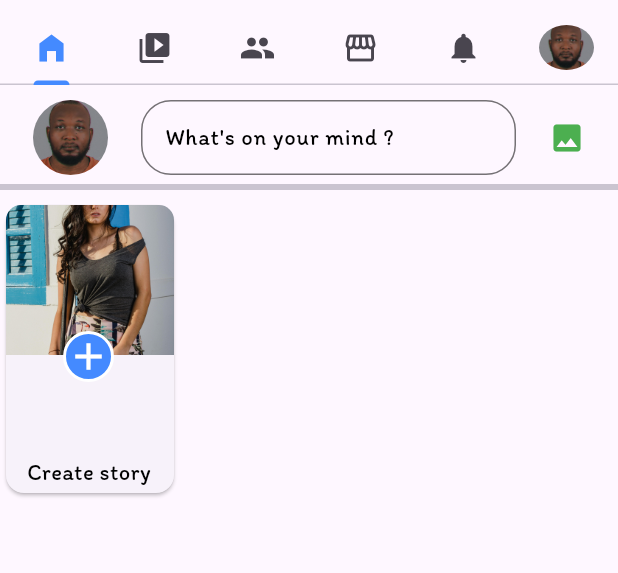
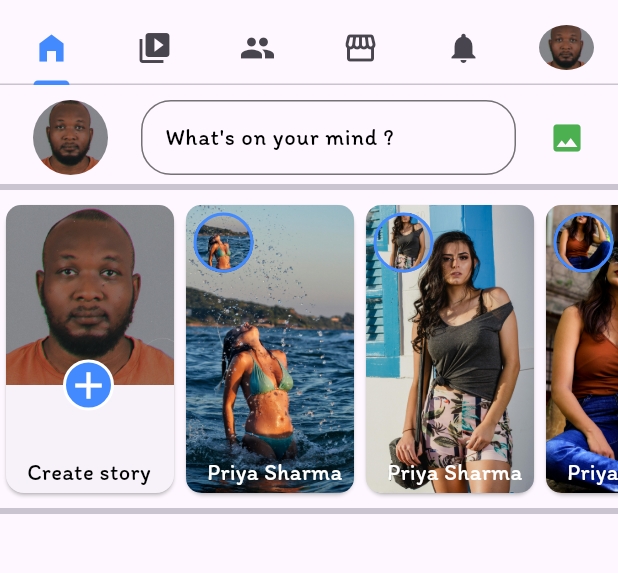
Before and after one commit to EtienneBel/facebook_clone_with_flutter, a Flutter app: the screen it shows after launch, on a phone screen of 412 x 824 dp, the part 71-644 px from its top. Run offline on Flutter 3.47's test engine with Material 3 defaults, Android fonts, the phone set to English and light mode, and no system bars.

Commit message:
Add OtherUserStoryCard widget and update HomeScreen layout

```diff
--- a/lib/Screen/Tabs/home_screen.dart
+++ b/lib/Screen/Tabs/home_screen.dart
@@ -1,3 +1,4 @@
+import 'package:facebook_clone/Widgets/other_user_story_card.dart';
 import 'package:facebook_clone/domain/custom_text_style.dart';
 import 'package:flutter/material.dart';
 
@@ -67,7 +68,7 @@ class _HomeScreenState extends State<HomeScreen> {
                   child: Stack(
                     children: [
                       Container(
-                        height: 100,
+                        height: 120,
                         width: 120,
                         decoration: const BoxDecoration(
                           borderRadius: BorderRadius.only(
@@ -75,14 +76,14 @@ class _HomeScreenState extends State<HomeScreen> {
                             topRight: Radius.circular(10),
                           ),
                           image: DecorationImage(
-                            image: AssetImage(
-                                "assets/Images/pexels-eliasdecarvalho-1375849.jpg"),
+                            image:
+                                AssetImage("assets/Images/EtienneBel (1).jpg"),
                             fit: BoxFit.cover,
                           ),
                         ),
                       ),
                       Positioned(
-                        top: 84,
+                        top: 103,
                         left: 38,
                         child: Container(
                           decoration: BoxDecoration(
@@ -108,10 +109,32 @@ class _HomeScreenState extends State<HomeScreen> {
                     ],
                   ),
                 ),
-              )
+              ),
+              OtherUserStoryCard(
+                userName: "Priya Sharma",
+                imagePath: "assets/Images/pexels-dana-tentis-118658-364382.jpg",
+              ),
+              OtherUserStoryCard(
+                userName: "Priya Sharma",
+                imagePath: "assets/Images/pexels-eliasdecarvalho-1375849.jpg",
+              ),
+              OtherUserStoryCard(
+                userName: "Priya Sharma",
+                imagePath:
+                    "assets/Images/pexels-harsh-raj-gond-218020-1485031.jpg",
+              ),
+              OtherUserStoryCard(
+                userName: "Priya Sharma",
+                imagePath: "assets/Images/pexels-ira-dulger-647031-1452129.jpg",
+              ),
+              OtherUserStoryCard(
+                userName: "Priya Sharma",
+                imagePath: "assets/Images/pexels-leonnebrito-1844012.jpg",
+              ),
             ],
           ),
-        )
+        ),
+        Divider(thickness: 4),
       ],
     ));
   }
--- /dev/null
+++ b/lib/Widgets/other_user_story_card.dart
@@ -0,0 +1,62 @@
+import 'package:facebook_clone/domain/custom_text_style.dart';
+import 'package:flutter/material.dart';
+
+class OtherUserStoryCard extends StatefulWidget {
+  String userName;
+  String imagePath;
+
+  OtherUserStoryCard(
+      {super.key, required this.userName, required this.imagePath});
+
+  @override
+  State<OtherUserStoryCard> createState() => _OtherUserStoryCardState();
+}
+
+class _OtherUserStoryCardState extends State<OtherUserStoryCard> {
+  @override
+  Widget build(BuildContext context) {
+    return SizedBox(
+      height: 200,
+      width: 120,
+      child: Card(
+        child: Stack(
+          children: [
+            Container(
+              width: 120,
+              decoration: BoxDecoration(
+                borderRadius: BorderRadius.all(Radius.circular(10)),
+                image: DecorationImage(
+                  image: AssetImage(widget.imagePath),
+                  fit: BoxFit.cover,
+                ),
+              ),
+            ),
+            Positioned(
+              top: 5,
+              left: 5,
+              child: Container(
+                height: 40,
+                width: 40,
+                decoration: BoxDecoration(
+                  color: Colors.blueAccent,
+                  borderRadius: BorderRadius.circular(100),
+                  border: Border.all(color: Colors.blueAccent, width: 2),
+                  image: DecorationImage(
+                      image: AssetImage(widget.imagePath), fit: BoxFit.cover),
+                ),
+              ),
+            ),
+            Positioned(
+              bottom: 4,
+              left: 14,
+              child: Text(
+                widget.userName,
+                style: myTextStyle15(textColor: Colors.white),
+              ),
+            )
+          ],
+        ),
+      ),
+    );
+  }
+}
```
